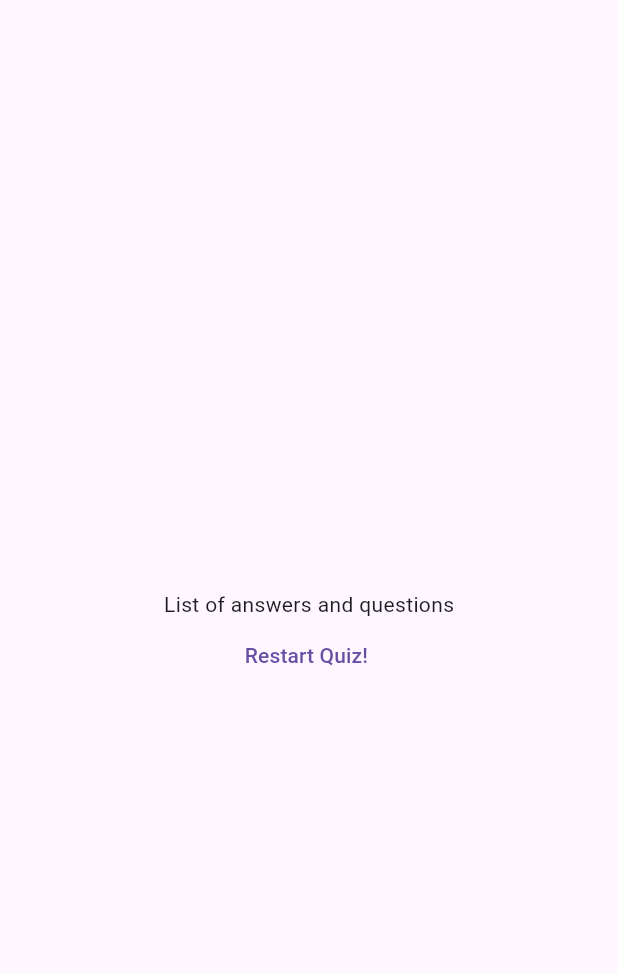
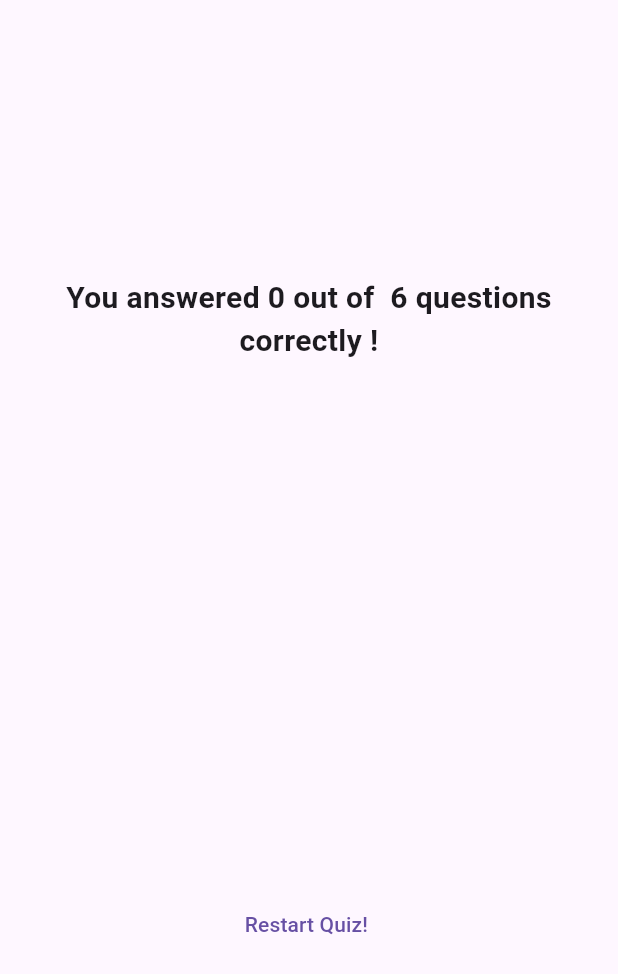
Before and after one commit to Anser47/quiz_app, a Flutter app: the ResultsScreen widget shown alone on an empty page, opened directly with empty values, on a phone screen of 412 x 824 dp. Shown: the top 974 px of the screen. Run offline on Flutter 3.47's test engine with Material 3 defaults, Android fonts, the phone set to English and light mode, and no system bars.

Commit message:
final stages

```diff
--- a/lib/qustion_summery.dart
+++ b/lib/qustion_summery.dart
@@ -1,33 +1,50 @@
 import 'package:flutter/material.dart';
 
 class QustionSummery extends StatelessWidget {
-const  QustionSummery(this.summery, {super.key});
+  const QustionSummery(this.summery, {super.key});
   final List<Map<String, Object>> summery;
   @override
   Widget build(BuildContext context) {
-    return Column(
+    return SizedBox(
+      height: 300,
+      child: SingleChildScrollView(
+        child: Column(
           children: summery.map((e) {
-        return Row(
+            return Row(crossAxisAlignment: CrossAxisAlignment.start,mainAxisAlignment: MainAxisAlignment.start,
               children: [
                 Text(
                   ((e['qustion_index'] as int) + 1).toString(),
                 ),
-            Column(
+              const  SizedBox(width: 20,),
+                Expanded(
+                  // flex: 7,
+                  child: Column(crossAxisAlignment: CrossAxisAlignment.start,
                     children: [
                       Text(
                         ((e['qustions'].toString())),
+                        textAlign: TextAlign.start,
+
+              style: const TextStyle(fontSize: 17, fontWeight: FontWeight.w500),
                       ),
                       Text(
                         ((e['user_selected'].toString())),
+                        textAlign: TextAlign.start,
                       ),
-                Text(
+                      Padding(
+                        padding: const EdgeInsets.only(bottom: 12.0),
+                        child: Text(
                           ((e['correct_answers'].toString())),
+                          textAlign: TextAlign.start,
+                       ),
                       ),
                     ],
+                  ),
                 )
               ],
             );
           }).toList(),
+        ),
+      ),
     );
   }
 }
--- a/lib/results_page.dart
+++ b/lib/results_page.dart
@@ -20,6 +20,11 @@ class ResultsScreen extends StatelessWidget {
 
   @override
   Widget build(BuildContext context) {
+    final summaryData = getSummery();
+    final numTotalQuestions = questions.length;
+    final numCorrectQuestions = summaryData.where((e) {
+      return e['user_selected'] == e['correct_answers'];
+    }).length;
     return SizedBox(
       width: double.infinity,
       child: Container(
@@ -27,13 +32,19 @@ class ResultsScreen extends StatelessWidget {
         child: Column(
           mainAxisAlignment: MainAxisAlignment.center,
           children: [
+            Text(
+              'You answered $numCorrectQuestions out of  $numTotalQuestions questions correctly !',
+              textAlign: TextAlign.center,
+              style: const TextStyle(fontSize: 20, fontWeight: FontWeight.bold),
+            ),
+           const SizedBox(height: 20,),
             QustionSummery(
-              getSummery(),
+              summaryData,
             ),
             const SizedBox(
               height: 30,
             ),
-            const Text('List of answers and questions'),
+            // const Text('List of answers and questions'),
             TextButton(onPressed: () {}, child: const Text('Restart Quiz! '))
           ],
         ),
```
Lines whose indentation alone changed are shown as unchanged.
